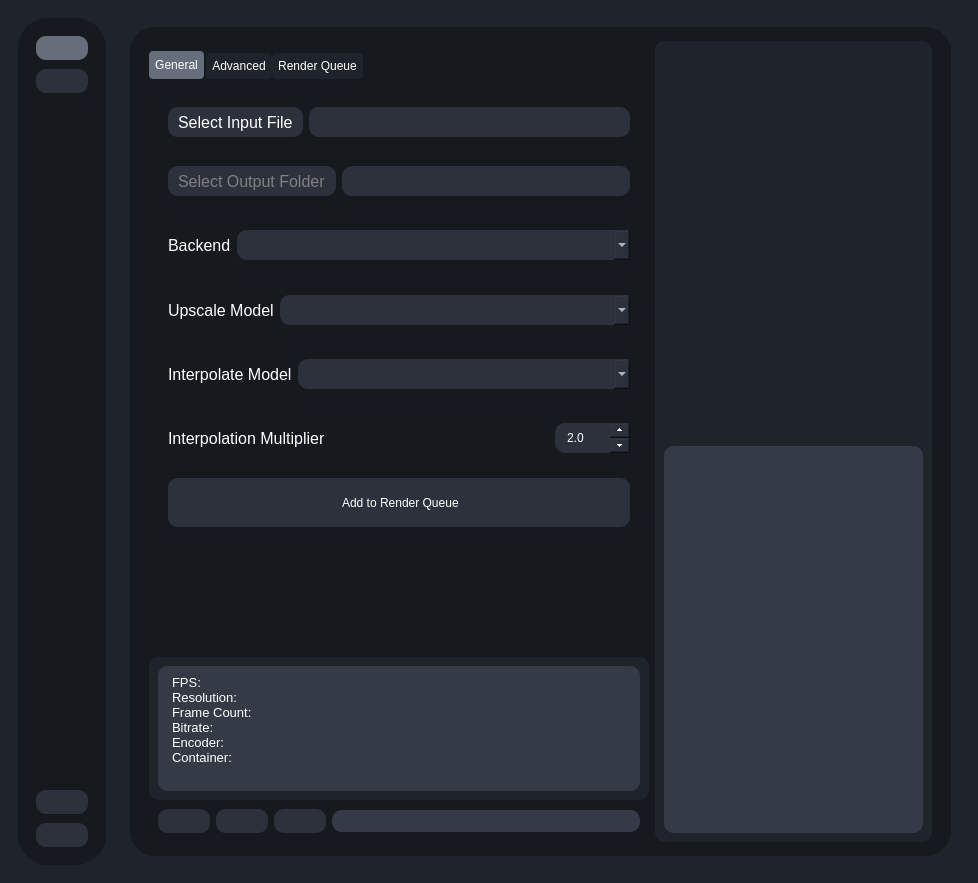
First picture: the form in testRVEInterface.ui, repository gokulmc/enhance_crop, before the edit.
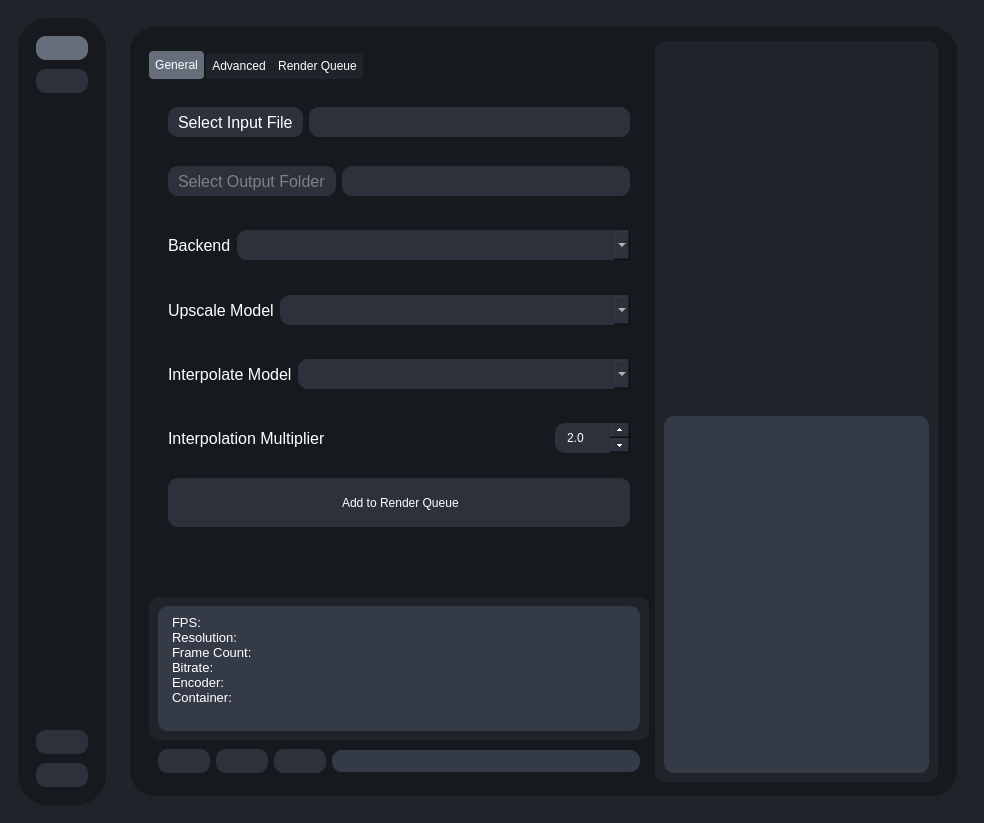
Second picture: the form after the edit. Icons and pictures are not drawn.

```diff
--- a/testRVEInterface.ui
+++ b/testRVEInterface.ui
@@ -6,8 +6,8 @@
    <rect>
     <x>0</x>
     <y>0</y>
-    <width>978</width>
-    <height>883</height>
+    <width>984</width>
+    <height>823</height>
    </rect>
   </property>
   <property name="sizePolicy">
@@ -2054,13 +2054,13 @@
 hr { height: 1px; border-width: 0; }
 li.unchecked::marker { content: &quot;\2610&quot;; }
 li.checked::marker { content: &quot;\2612&quot;; }
-&lt;/style&gt;&lt;/head&gt;&lt;body style=&quot; font-family:'Noto Sans'; font-size:10pt; font-weight:400; font-style:normal;&quot;&gt;
-&lt;p style=&quot; margin-top:0px; margin-bottom:0px; margin-left:0px; margin-right:0px; -qt-block-indent:0; text-indent:0px;&quot;&gt;&lt;span style=&quot; font-family:'Sans Serif';&quot;&gt;FPS:&lt;/span&gt;&lt;/p&gt;
-&lt;p style=&quot; margin-top:0px; margin-bottom:0px; margin-left:0px; margin-right:0px; -qt-block-indent:0; text-indent:0px;&quot;&gt;&lt;span style=&quot; font-family:'Sans Serif';&quot;&gt;Resolution:&lt;/span&gt;&lt;/p&gt;
-&lt;p style=&quot; margin-top:0px; margin-bottom:0px; margin-left:0px; margin-right:0px; -qt-block-indent:0; text-indent:0px;&quot;&gt;&lt;span style=&quot; font-family:'Sans Serif';&quot;&gt;Frame Count:&lt;/span&gt;&lt;/p&gt;
-&lt;p style=&quot; margin-top:0px; margin-bottom:0px; margin-left:0px; margin-right:0px; -qt-block-indent:0; text-indent:0px;&quot;&gt;&lt;span style=&quot; font-family:'Sans Serif';&quot;&gt;Bitrate:&lt;/span&gt;&lt;/p&gt;
-&lt;p style=&quot; margin-top:0px; margin-bottom:0px; margin-left:0px; margin-right:0px; -qt-block-indent:0; text-indent:0px;&quot;&gt;&lt;span style=&quot; font-family:'Sans Serif';&quot;&gt;Encoder:&lt;/span&gt;&lt;/p&gt;
-&lt;p style=&quot; margin-top:0px; margin-bottom:0px; margin-left:0px; margin-right:0px; -qt-block-indent:0; text-indent:0px;&quot;&gt;&lt;span style=&quot; font-family:'Sans Serif';&quot;&gt;Container:&lt;/span&gt;&lt;/p&gt;&lt;/body&gt;&lt;/html&gt;</string>
+&lt;/style&gt;&lt;/head&gt;&lt;body style=&quot; font-family:'Cantarell'; font-size:11pt; font-weight:400; font-style:normal;&quot;&gt;
+&lt;p style=&quot; margin-top:0px; margin-bottom:0px; margin-left:0px; margin-right:0px; -qt-block-indent:0; text-indent:0px;&quot;&gt;&lt;span style=&quot; font-family:'Sans Serif'; font-size:10pt;&quot;&gt;FPS:&lt;/span&gt;&lt;/p&gt;
+&lt;p style=&quot; margin-top:0px; margin-bottom:0px; margin-left:0px; margin-right:0px; -qt-block-indent:0; text-indent:0px;&quot;&gt;&lt;span style=&quot; font-family:'Sans Serif'; font-size:10pt;&quot;&gt;Resolution:&lt;/span&gt;&lt;/p&gt;
+&lt;p style=&quot; margin-top:0px; margin-bottom:0px; margin-left:0px; margin-right:0px; -qt-block-indent:0; text-indent:0px;&quot;&gt;&lt;span style=&quot; font-family:'Sans Serif'; font-size:10pt;&quot;&gt;Frame Count:&lt;/span&gt;&lt;/p&gt;
+&lt;p style=&quot; margin-top:0px; margin-bottom:0px; margin-left:0px; margin-right:0px; -qt-block-indent:0; text-indent:0px;&quot;&gt;&lt;span style=&quot; font-family:'Sans Serif'; font-size:10pt;&quot;&gt;Bitrate:&lt;/span&gt;&lt;/p&gt;
+&lt;p style=&quot; margin-top:0px; margin-bottom:0px; margin-left:0px; margin-right:0px; -qt-block-indent:0; text-indent:0px;&quot;&gt;&lt;span style=&quot; font-family:'Sans Serif'; font-size:10pt;&quot;&gt;Encoder:&lt;/span&gt;&lt;/p&gt;
+&lt;p style=&quot; margin-top:0px; margin-bottom:0px; margin-left:0px; margin-right:0px; -qt-block-indent:0; text-indent:0px;&quot;&gt;&lt;span style=&quot; font-family:'Sans Serif'; font-size:10pt;&quot;&gt;Container:&lt;/span&gt;&lt;/p&gt;&lt;/body&gt;&lt;/html&gt;</string>
                             </property>
                            </widget>
                           </item>
@@ -2395,8 +2395,8 @@
 hr { height: 1px; border-width: 0; }
 li.unchecked::marker { content: &quot;\2610&quot;; }
 li.checked::marker { content: &quot;\2612&quot;; }
-&lt;/style&gt;&lt;/head&gt;&lt;body style=&quot; font-family:'Noto Sans'; font-size:13pt; font-weight:400; font-style:normal;&quot;&gt;
-&lt;p style=&quot;-qt-paragraph-type:empty; margin-top:0px; margin-bottom:0px; margin-left:0px; margin-right:0px; -qt-block-indent:0; text-indent:0px;&quot;&gt;&lt;br /&gt;&lt;/p&gt;&lt;/body&gt;&lt;/html&gt;</string>
+&lt;/style&gt;&lt;/head&gt;&lt;body style=&quot; font-family:'Cantarell'; font-size:13pt; font-weight:400; font-style:normal;&quot;&gt;
+&lt;p style=&quot;-qt-paragraph-type:empty; margin-top:0px; margin-bottom:0px; margin-left:0px; margin-right:0px; -qt-block-indent:0; text-indent:0px; font-family:'Noto Sans';&quot;&gt;&lt;br /&gt;&lt;/p&gt;&lt;/body&gt;&lt;/html&gt;</string>
                       </property>
                      </widget>
                     </item>
```
Left out of the diff: 18 changed lines with no effect on the pictures.
